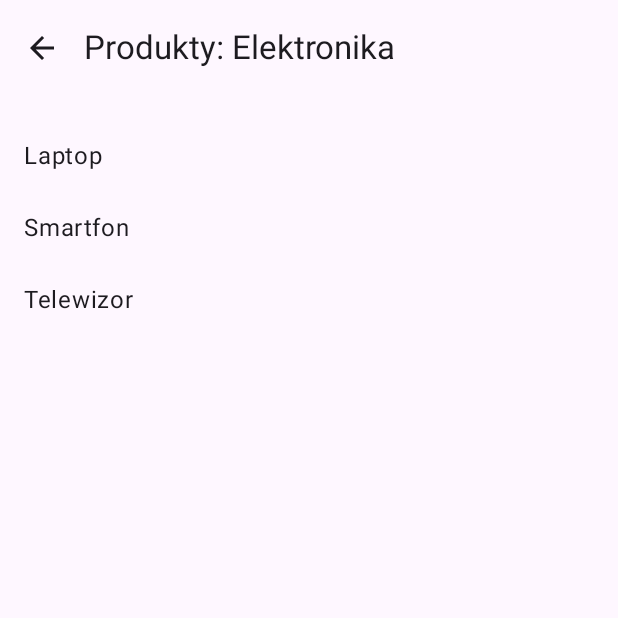
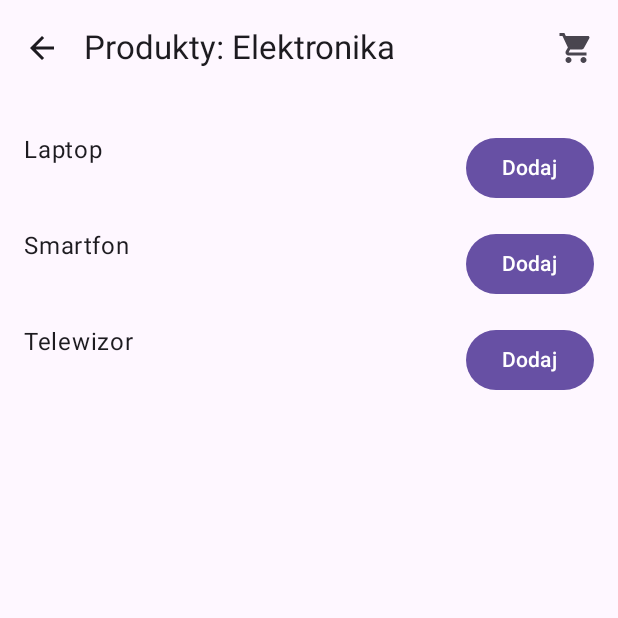
Before and after one commit to mawojcik/projektowanie-obiektowe, an Android app built with Jetpack Compose: the screen it shows after launch (MainActivity), after a tap on "Elektronika", on a phone screen of 412 x 824 dp, the top half of it. Run offline under Robolectric (Android 15) with nearby library versions, the phone set to English and light mode, and no system bars.

Commit message:
Requirements for 3.5 met

```diff
--- a/exercise9/app/build.gradle.kts
+++ b/exercise9/app/build.gradle.kts
@@ -37,6 +37,7 @@ android {
 }
 
 dependencies {
+    implementation("androidx.compose.material:material-icons-extended:1.6.1")
     implementation("androidx.activity:activity-compose:1.9.0")
     implementation(platform("androidx.compose:compose-bom:2024.05.00"))
     implementation("androidx.compose.material3:material3")
@@ -53,6 +54,7 @@ dependencies {
     implementation(libs.androidx.ui.graphics)
     implementation(libs.androidx.ui.tooling.preview)
     implementation(libs.androidx.material3)
+    implementation(libs.engage.core)
     testImplementation(libs.junit)
     androidTestImplementation(libs.androidx.junit)
     androidTestImplementation(libs.androidx.espresso.core)
--- a/exercise9/app/src/main/java/com/example/categoryproductapp/Category.kt
+++ /dev/null
@@ -1,3 +0,0 @@
-package com.example.categoryproductapp
-
-data class Category(val id: Int, val name: String)
--- a/exercise9/app/src/main/java/com/example/categoryproductapp/CategoryListScreen.kt
+++ b/exercise9/app/src/main/java/com/example/categoryproductapp/CategoryListScreen.kt
@@ -4,19 +4,31 @@ import androidx.compose.foundation.clickable
 import androidx.compose.foundation.layout.*
 import androidx.compose.foundation.lazy.LazyColumn
 import androidx.compose.foundation.lazy.items
+import androidx.compose.material.icons.Icons
 import androidx.compose.material3.*
 import androidx.compose.runtime.Composable
 import androidx.compose.ui.Modifier
 import androidx.compose.ui.unit.dp
+import androidx.compose.material.icons.filled.ShoppingCart
 
 @OptIn(ExperimentalMaterial3Api::class)
 @Composable
-fun CategoryListScreen(onCategorySelected: (String) -> Unit) {
+fun CategoryListScreen(
+    onCategorySelected: (String) -> Unit,
+    onCartClicked: () -> Unit
+) {
     val categories = listOf("Elektronika", "Odzież", "Dom")
 
     Scaffold(
         topBar = {
-            TopAppBar(title = { Text("Kategorie") })
+            TopAppBar(
+                title = { Text("Kategorie") },
+                actions = {
+                    IconButton(onClick = onCartClicked) {
+                        Icon(Icons.Default.ShoppingCart, contentDescription = "Koszyk")
+                    }
+                }
+            )
         }
     ) { padding ->
         LazyColumn(modifier = Modifier
--- a/exercise9/app/src/main/java/com/example/categoryproductapp/MainActivity.kt
+++ b/exercise9/app/src/main/java/com/example/categoryproductapp/MainActivity.kt
@@ -11,22 +11,38 @@ import com.example.categoryproductapp.CategoryProductAppTheme
 class MainActivity : ComponentActivity() {
     override fun onCreate(savedInstanceState: Bundle?) {
         super.onCreate(savedInstanceState)
-
         setContent {
             CategoryProductAppTheme {
-                var selectedCategory by remember { mutableStateOf<String?>(null) }
+                var screen by remember { mutableStateOf<Screen>(Screen.CategoryList) }
+                val cart = remember { mutableStateListOf<String>() }
 
-                if (selectedCategory == null) {
-                    CategoryListScreen(onCategorySelected = {
-                        selectedCategory = it
-                    })
-                } else {
-                    ProductListScreen(
-                        category = selectedCategory!!,
-                        onBack = { selectedCategory = null }
+                when (val currentScreen = screen) {
+                    is Screen.CategoryList -> CategoryListScreen(
+                        onCategorySelected = { category ->
+                            screen = Screen.ProductList(category)
+                        },
+                        onCartClicked = {
+                            screen = Screen.Cart
+                        }
+                    )
+                    is Screen.ProductList -> ProductListScreen(
+                        category = currentScreen.category,
+                        onBack = { screen = Screen.CategoryList },
+                        onAddToCart = { product -> cart.add(product) },
+                        onCartClicked = { screen = Screen.Cart }
+                    )
+                    is Screen.Cart -> CartScreen(
+                        cartItems = cart,
+                        onBack = { screen = Screen.CategoryList }
                     )
                 }
             }
         }
     }
 }
+
+sealed class Screen {
+    object CategoryList : Screen()
+    data class ProductList(val category: String) : Screen()
+    object Cart : Screen()
+}
--- a/exercise9/app/src/main/java/com/example/categoryproductapp/Product.kt
+++ /dev/null
@@ -1,3 +0,0 @@
-package com.example.categoryproductapp
-
-data class Product(val id: Int, val name: String, val description: String, val categoryId: Int)
--- a/exercise9/app/src/main/java/com/example/categoryproductapp/ProductListScreen.kt
+++ b/exercise9/app/src/main/java/com/example/categoryproductapp/ProductListScreen.kt
@@ -4,8 +4,8 @@ import androidx.compose.foundation.layout.*
 import androidx.compose.foundation.lazy.LazyColumn
 import androidx.compose.foundation.lazy.items
 import androidx.compose.material.icons.Icons
-import androidx.compose.material.icons.automirrored.filled.ArrowBack
 import androidx.compose.material.icons.filled.ArrowBack
+import androidx.compose.material.icons.filled.ShoppingCart
 import androidx.compose.material3.*
 import androidx.compose.runtime.Composable
 import androidx.compose.ui.Modifier
@@ -13,7 +13,12 @@ import androidx.compose.ui.unit.dp
 
 @OptIn(ExperimentalMaterial3Api::class)
 @Composable
-fun ProductListScreen(category: String, onBack: () -> Unit) {
+fun ProductListScreen(
+    category: String,
+    onBack: () -> Unit,
+    onAddToCart: (String) -> Unit,
+    onCartClicked: () -> Unit
+) {
     val products = when (category) {
         "Elektronika" -> listOf("Laptop", "Smartfon", "Telewizor")
         "Odzież" -> listOf("Koszulka", "Spodnie", "Buty")
@@ -27,7 +32,12 @@ fun ProductListScreen(category: String, onBack: () -> Unit) {
                 title = { Text("Produkty: $category") },
                 navigationIcon = {
                     IconButton(onClick = onBack) {
-                        Icon(Icons.AutoMirrored.Filled.ArrowBack, contentDescription = "Wróć")
+                        Icon(Icons.Default.ArrowBack, contentDescription = "Wróć")
+                    }
+                },
+                actions = {
+                    IconButton(onClick = onCartClicked) {
+                        Icon(Icons.Default.ShoppingCart, contentDescription = "Koszyk")
                     }
                 }
             )
@@ -38,11 +48,17 @@ fun ProductListScreen(category: String, onBack: () -> Unit) {
             .padding(16.dp)
         ) {
             items(products) { product ->
-                Text(
-                    text = product,
-                    style = MaterialTheme.typography.bodyLarge,
-                    modifier = Modifier.padding(vertical = 12.dp)
-                )
+                Row(
+                    modifier = Modifier
+                        .fillMaxWidth()
+                        .padding(vertical = 8.dp),
+                    horizontalArrangement = Arrangement.SpaceBetween
+                ) {
+                    Text(product, style = MaterialTheme.typography.bodyLarge)
+                    Button(onClick = { onAddToCart(product) }) {
+                        Text("Dodaj")
+                    }
+                }
             }
         }
     }
--- a/exercise9/gradle/libs.versions.toml
+++ b/exercise9/gradle/libs.versions.toml
@@ -8,6 +8,7 @@ espressoCore = "3.5.1"
 lifecycleRuntimeKtx = "2.6.1"
 activityCompose = "1.8.0"
 composeBom = "2024.04.01"
+engageCore = "1.5.8"
 
 [libraries]
 androidx-appcompat = { group = "androidx.appcompat", name = "appcompat", version = "1.6.1" }
@@ -25,6 +26,7 @@ androidx-ui-tooling-preview = { group = "androidx.compose.ui", name = "ui-toolin
 androidx-ui-test-manifest = { group = "androidx.compose.ui", name = "ui-test-manifest" }
 androidx-ui-test-junit4 = { group = "androidx.compose.ui", name = "ui-test-junit4" }
 androidx-material3 = { group = "androidx.compose.material3", name = "material3" }
+engage-core = { group = "com.google.android.engage", name = "engage-core", version.ref = "engageCore" }
 
 [plugins]
 android-application = { id = "com.android.application", version.ref = "agp" }
```
Also changed, not shown: exercise9/app/src/main/java/com/example/categoryproductapp/CartScreen.kt (added, +46 -0 lines).
